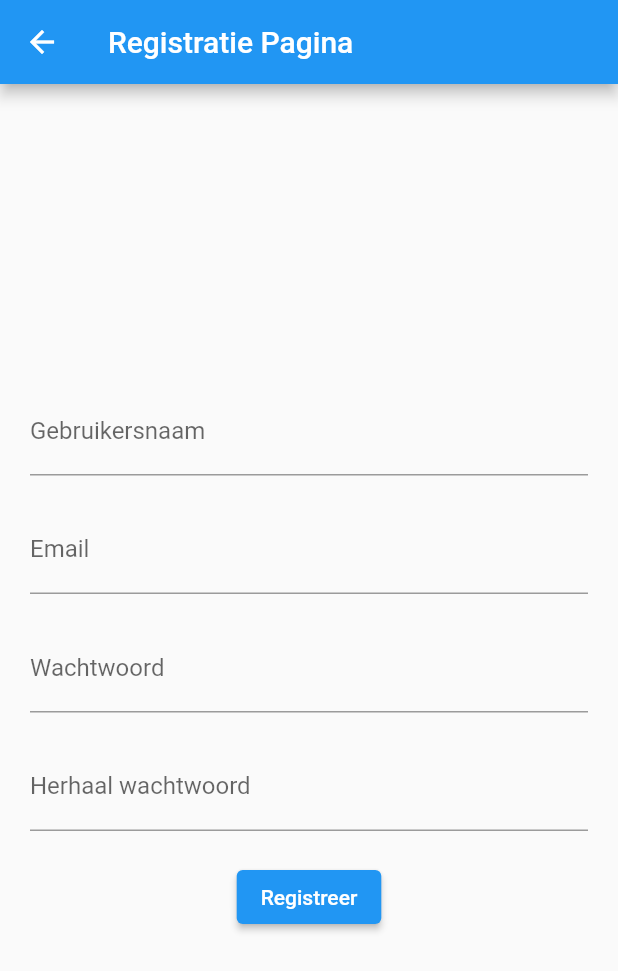
After one commit to Jasper-Matheussen/parkU, a Flutter app: the LoginPage screen opened directly, after a tap on "Nog geen account? Klik hier om te regist", on a phone screen of 412 x 824 dp. The commit adds this screen. Shown: the top 971 px of the screen. Run offline on Flutter 3.47's test engine with Material 2 defaults, Android fonts, the phone set to English and light mode, and no system bars; our stand-ins replace firebase_core, flutter_map, latlong2, location; missing offline and left inert: flutter_map_marker_cluster; accounts and stored records are empty.

Commit message:
added Frontend Login and SignUp pages

```diff
--- /dev/null
+++ b/lib/loginPage.dart
@@ -0,0 +1,61 @@
+import 'package:flutter/material.dart';
+import 'package:parku/signupPage.dart';
+
+class LoginPage extends StatefulWidget {
+  @override
+  _LoginPageState createState() => _LoginPageState();
+}
+
+class _LoginPageState extends State<LoginPage> {
+  TextEditingController usernameController = TextEditingController();
+  TextEditingController passwordController = TextEditingController();
+
+  @override
+  Widget build(BuildContext context) {
+    return Scaffold(
+      appBar: AppBar(
+        title: const Text('Login Pagina'),
+      ),
+      body: Padding(
+        padding: const EdgeInsets.all(20.0),
+        child: Column(
+          mainAxisAlignment: MainAxisAlignment.center,
+          children: <Widget>[
+            TextField(
+              controller: usernameController,
+              decoration: const InputDecoration(
+                hintText: 'Geef je gebruikersnaam',
+                labelText: 'Gebruikersnaam',
+              ),
+            ),
+            SizedBox(height: 20),
+            TextField(
+              obscureText: true,
+              controller: passwordController,
+              decoration: const InputDecoration(
+                hintText: 'Geef je wachtwoord',
+                labelText: 'Wachtwoord',
+              ),
+            ),
+            SizedBox(height: 20),
+            ElevatedButton(
+              onPressed: () {
+                // Login
+              },
+              child: Text('Login'),
+            ),
+            TextButton(
+              onPressed: () {
+                Navigator.push(
+                  context,
+                  MaterialPageRoute(builder: (context) => SignupPage()),
+                );
+              },
+              child: const Text('Nog geen account? Klik hier om te registreren'),
+            ),
+          ],
+        ),
+      ),
+    );
+  }
+}
--- a/lib/main.dart
+++ b/lib/main.dart
@@ -3,7 +3,7 @@ import "package:flutter_map/flutter_map.dart";
 import "package:flutter_map_marker_cluster/flutter_map_marker_cluster.dart";
 import "package:latlong2/latlong.dart";
 import 'package:location/location.dart';
-
+import 'loginPage.dart';
 
 
 void main() => runApp(MyApp());
@@ -134,8 +134,13 @@ class _HomeScreenState extends State<HomeScreen> {
                     ),
                     const Text("ParkU"),
                     IconButton(
-                      icon: const Icon(Icons.more_vert),
-                      onPressed: () {},
+                      icon: const Icon(Icons.person),
+                      onPressed: () {
+                        Navigator.push(
+                          context,
+                          MaterialPageRoute(builder: (context) => LoginPage()),
+                        );
+                      },
                     ),
                   ],
                 ),
--- /dev/null
+++ b/lib/signupPage.dart
@@ -0,0 +1,70 @@
+import 'package:flutter/material.dart';
+
+class SignupPage extends StatefulWidget {
+  @override
+  _SignupPageState createState() => _SignupPageState();
+}
+
+class _SignupPageState extends State<SignupPage> {
+  TextEditingController usernameController = TextEditingController();
+  TextEditingController emailController = TextEditingController();
+  TextEditingController passwordController = TextEditingController();
+  TextEditingController confirmPasswordController = TextEditingController();
+
+  @override
+  Widget build(BuildContext context) {
+    return Scaffold(
+      appBar: AppBar(
+        title: Text('Registratie Pagina'),
+      ),
+      body: Padding(
+        padding: const EdgeInsets.all(20.0),
+        child: Column(
+          mainAxisAlignment: MainAxisAlignment.center,
+          children: <Widget>[
+            TextField(
+              controller: usernameController,
+              decoration: InputDecoration(
+                hintText: 'Geef je gebruikersnaam',
+                labelText: 'Gebruikersnaam',
+              ),
+            ),
+            SizedBox(height: 20),
+            TextField(
+              controller: emailController,
+              decoration: InputDecoration(
+                hintText: 'Geef je emai',
+                labelText: 'Email',
+              ),
+            ),
+            SizedBox(height: 20),
+            TextField(
+              obscureText: true,
+              controller: passwordController,
+              decoration: InputDecoration(
+                hintText: 'Geef je wachtwoord',
+                labelText: 'Wachtwoord',
+              ),
+            ),
+            SizedBox(height: 20),
+            TextField(
+              obscureText: true,
+              controller: confirmPasswordController,
+              decoration: InputDecoration(
+                hintText: 'Herhaal je wachtwoord',
+                labelText: 'Herhaal wachtwoord',
+              ),
+            ),
+            SizedBox(height: 20),
+            ElevatedButton(
+              onPressed: () {
+                // Your sign up logic here
+              },
+              child: Text('Registreer'),
+            ),
+          ],
+        ),
+      ),
+    );
+  }
+}
```
Also changed, not shown: 3 other files.
